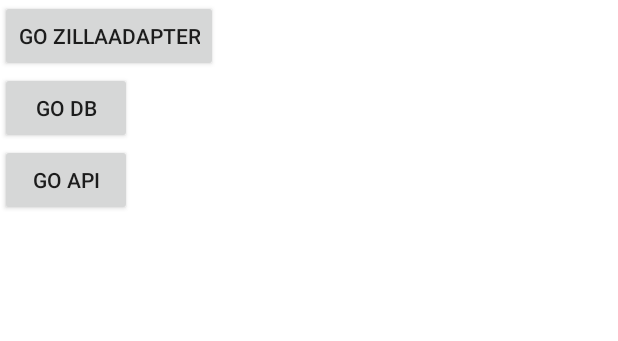
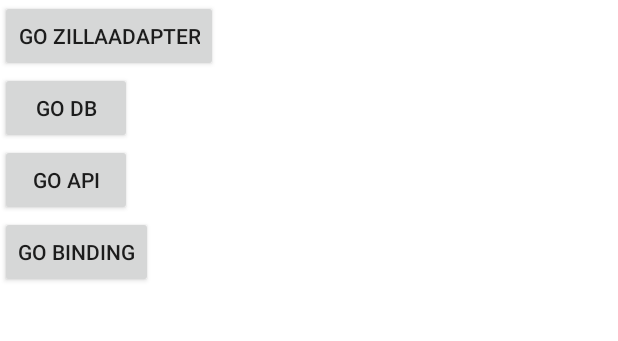
Before and after one commit to zillachan/LibZilla, an Android app: the screen it shows after launch (MainActivity), on a phone screen of 412 x 824 dp, the part 84-425 px from its top. Run offline under Robolectric (Android 15) with nearby library versions, the light colour scheme and no system bars; our stand-ins replace ButterKnife; libraries missing offline, so code that uses them is left out: com.github.snowdream.android; pictures from the network do not load; 3 statements that could not run were skipped.

Commit message:
<imp zilla>finish binding demo

```diff
--- a/app/src/main/java/com/zilla/libraryzilla/MainActivity.java
+++ b/app/src/main/java/com/zilla/libraryzilla/MainActivity.java
@@ -20,6 +20,7 @@ import android.view.View;
 
 import com.zilla.android.zillacore.libzilla.ui.annotatioin.InjectLayout;
 import com.zilla.libraryzilla.api.APIActivity;
+import com.zilla.libraryzilla.binding.BindingActivity;
 import com.zilla.libraryzilla.common.BaseActivity;
 import com.zilla.libraryzilla.db.DBTestActivity;
 import com.zilla.libraryzilla.adapter.ListViewTestActivity;
@@ -40,7 +41,7 @@ public class MainActivity extends BaseActivity {
 
     }
 
-    @OnClick({R.id.goadapter, R.id.godb, R.id.goapi})
+    @OnClick({R.id.goadapter, R.id.godb, R.id.goapi,R.id.gobinding})
     public void onViewClick(View view) {
         switch (view.getId()) {
             case R.id.goadapter:
@@ -52,6 +53,9 @@ public class MainActivity extends BaseActivity {
             case R.id.goapi:
                 startActivity(new Intent(this, APIActivity.class));
                 break;
+            case R.id.gobinding:
+                startActivity(new Intent(this, BindingActivity.class));
+                break;
             default:
                 break;
         }
--- a/app/src/main/res/layout/activity_main.xml
+++ b/app/src/main/res/layout/activity_main.xml
@@ -21,4 +21,10 @@
         android:layout_height="wrap_content"
         android:text="Go API"
         android:id="@+id/goapi" />
+    <Button
+            android:layout_width="wrap_content"
+            android:layout_height="wrap_content"
+            android:text="Go Binding"
+            android:id="@+id/gobinding" />
+
 </LinearLayout>
--- a/libzilla/build.gradle
+++ b/libzilla/build.gradle
@@ -55,5 +55,7 @@ dependencies {
 
     compile 'org.javassist:javassist:3.20.0-GA'
 }
-apply from: 'https://raw.githubusercontent.com/nuuneoi/JCenter/master/installv1.gradle'
-apply from: 'https://raw.githubusercontent.com/nuuneoi/JCenter/master/bintrayv1.gradle'
+//apply from: 'https://raw.githubusercontent.com/nuuneoi/JCenter/master/installv1.gradle'
+//apply from: 'https://raw.githubusercontent.com/nuuneoi/JCenter/master/bintrayv1.gradle'
+apply from: 'installv1.gradle'
+apply from: 'bintrayv1.gradle'
```
Also changed, not shown: app/src/main/java/com/zilla/libraryzilla/binding/BindingActivity.java (+7 -2 lines).
